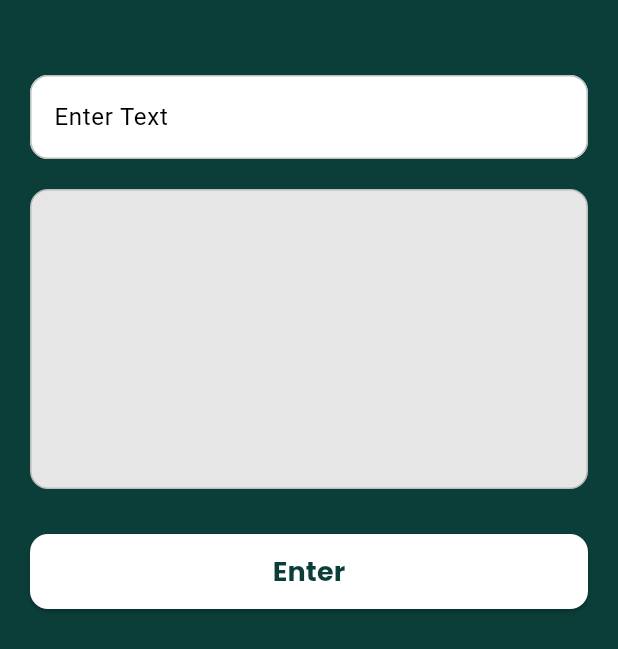
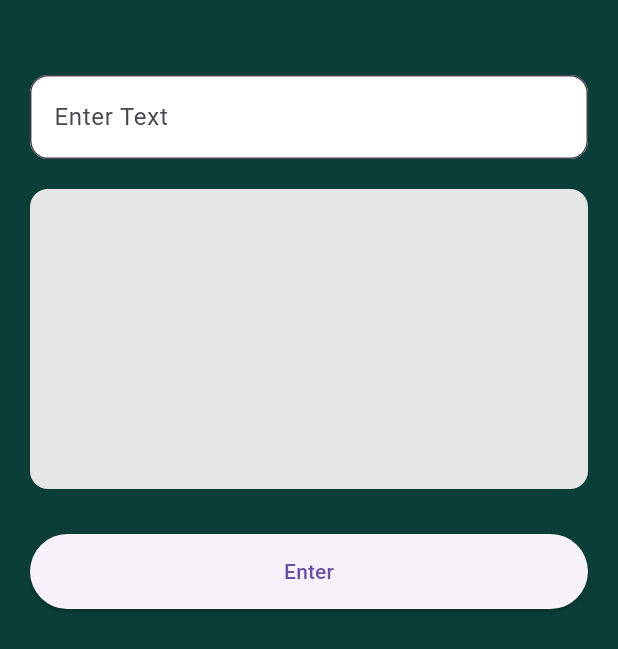
Before and after one commit to sooryakiran347-ai/DotRead_flutter, a Flutter app: the MainScreen screen opened directly, after a tap on "Enter", on a phone screen of 412 x 824 dp. Shown: the top 649 px of the screen. Run offline on Flutter 3.47's test engine with Material 3 defaults, Android fonts, the phone set to English and light mode, and no system bars; our stand-ins replace flutter_blue_plus, google_fonts, permission_handler.

Commit message:
upto_pdf

```diff
--- a/lib/screens/screen2.dart
+++ b/lib/screens/screen2.dart
@@ -1,5 +1,6 @@
 import 'package:flutter/material.dart';
 import 'package:google_fonts/google_fonts.dart';
+import 'home.dart'; // for brailleCharacteristic
 
 class MainScreen extends StatefulWidget {
   const MainScreen({super.key});
@@ -12,51 +13,37 @@ class _MainScreenState extends State<MainScreen> {
   final TextEditingController _inputController = TextEditingController();
   String _brailleOutput = "";
 
+  // Braille display (UNICODE – UI only)
   final Map<String, String> _brailleMap = {
-    "a": "\u2801",
-    "b": "\u2803",
-    "c": "\u2809",
-    "d": "\u2819",
-    "e": "\u2811",
-    "f": "\u280B",
-    "g": "\u281B",
-    "h": "\u2813",
-    "i": "\u280A",
-    "j": "\u281A",
-    "k": "\u2805",
-    "l": "\u2807",
-    "m": "\u280D",
-    "n": "\u281D",
-    "o": "\u2815",
-    "p": "\u280F",
-    "q": "\u281F",
-    "r": "\u2817",
-    "s": "\u280E",
-    "t": "\u281E",
-    "u": "\u2825",
-    "v": "\u2827",
-    "w": "\u283A",
-    "x": "\u282D",
-    "y": "\u283D",
-    "z": "\u2835",
-    " ": " ", // space
+    "a": "\u2801", "b": "\u2803", "c": "\u2809", "d": "\u2819",
+    "e": "\u2811", "f": "\u280B", "g": "\u281B", "h": "\u2813",
+    "i": "\u280A", "j": "\u281A", "k": "\u2805", "l": "\u2807",
+    "m": "\u280D", "n": "\u281D", "o": "\u2815", "p": "\u280F",
+    "q": "\u281F", "r": "\u2817", "s": "\u280E", "t": "\u281E",
+    "u": "\u2825", "v": "\u2827", "w": "\u283A", "x": "\u282D",
+    "y": "\u283D", "z": "\u2835", " ": " ",
   };
 
-  // Convert input text to Braille
   String _convertToBraille(String text) {
     String result = "";
-    for (var char in text.toLowerCase().split('')) {
-      result += _brailleMap[char] ?? "?";
+    for (var c in text.toLowerCase().split('')) {
+      result += _brailleMap[c] ?? "?";
     }
     return result;
   }
 
-  // Called when Enter button is pressed
-  void _onEnterPressed() {
+  // SEND RAW CHARACTERS TO ESP32
+  void _onEnterPressed() async {
+    final text = _inputController.text;
+
     setState(() {
-      _brailleOutput = _convertToBraille(_inputController.text);
-      // _inputController.clear(); // clear input after translation
+      _brailleOutput = _convertToBraille(text);
     });
+
+    if (brailleCharacteristic != null) {
+      await brailleCharacteristic!
+          .write(text.codeUnits, withoutResponse: false);
+    }
   }
 
   @override
@@ -66,38 +53,25 @@ class _MainScreenState extends State<MainScreen> {
       body: SafeArea(
         child: SingleChildScrollView(
           child: Padding(
-            padding: const EdgeInsets.all(20.0),
+            padding: const EdgeInsets.all(20),
             child: Column(
               children: [
                 const SizedBox(height: 30),
 
-                // Input box
                 TextField(
                   controller: _inputController,
                   decoration: InputDecoration(
                     labelText: "Enter Text",
                     filled: true,
                     fillColor: Colors.white,
-                    labelStyle: TextStyle(color: const Color.fromARGB(255, 0, 0, 0)),
                     border: OutlineInputBorder(
                       borderRadius: BorderRadius.circular(12),
                     ),
-                    enabledBorder: OutlineInputBorder(
-                      borderRadius: BorderRadius.circular(12),
-                      borderSide: BorderSide(color: Colors.grey.shade400),
-                    ),
-                    focusedBorder: OutlineInputBorder(
-                      borderRadius: BorderRadius.circular(12),
-                      borderSide: const BorderSide(
-                          color: Color.fromARGB(255, 11, 61, 57), width: 2),
-                    ),
                   ),
-                  style: const TextStyle(color: Colors.black),
                 ),
 
                 const SizedBox(height: 20),
 
-                // Output box
                 Container(
                   width: double.infinity,
                   constraints: BoxConstraints(
@@ -108,43 +82,24 @@ class _MainScreenState extends State<MainScreen> {
                   decoration: BoxDecoration(
                     color: const Color.fromARGB(255, 230, 230, 230),
                     borderRadius: BorderRadius.circular(12),
-                    border: Border.all(color: Colors.grey.shade400),
                   ),
-                  child: SingleChildScrollView(
-                    child: Text(
-                      _brailleOutput,
-                      style: GoogleFonts.robotoMono(
-                        fontSize: 30,
-                        letterSpacing: 2,
-                        height: 1.5,
-                      ),
+                  child: Text(
+                    _brailleOutput,
+                    style: GoogleFonts.robotoMono(
+                      fontSize: 30,
+                      letterSpacing: 2,
                     ),
                   ),
                 ),
 
                 const SizedBox(height: 30),
 
-                // Enter button
                 SizedBox(
                   width: double.infinity,
                   height: 50,
                   child: ElevatedButton(
                     onPressed: _onEnterPressed,
-                    style: ElevatedButton.styleFrom(
-                      backgroundColor: Colors.white,
-                      foregroundColor:
-                          const Color.fromARGB(255, 11, 61, 57),
-                      shape: RoundedRectangleBorder(
-                        borderRadius: BorderRadius.circular(12),
-                      ),
-                    ),
-                    child:  Text(
-                      "Enter",
-                      style: GoogleFonts.poppins(
-                        fontSize: 18,
-                        fontWeight: FontWeight.bold,
-                      ),
-                    ),
+                    child: const Text("Enter"),
                   ),
                 ),
               ],
```
Also changed, not shown: lib/screens/home.dart (+60 -102 lines).
